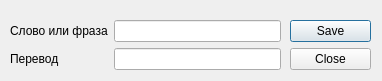
AlexandrShcherbakov/flash_cards, file add_word.ui: the form before one commit.
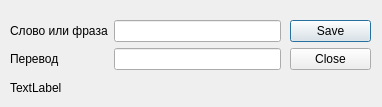
The form after the commit.

Commit message: Add status to add word dialog

Diff of the .ui file:
```diff
--- a/add_word.ui
+++ b/add_word.ui
@@ -7,7 +7,7 @@
     <x>0</x>
     <y>0</y>
     <width>382</width>
-    <height>81</height>
+    <height>107</height>
    </rect>
   </property>
   <property name="windowTitle">
@@ -61,6 +61,19 @@
     </item>
    </layout>
   </widget>
+  <widget class="QLabel" name="status_label">
+   <property name="geometry">
+    <rect>
+     <x>10</x>
+     <y>80</y>
+     <width>361</width>
+     <height>16</height>
+    </rect>
+   </property>
+   <property name="text">
+    <string>TextLabel</string>
+   </property>
+  </widget>
  </widget>
  <resources/>
  <connections>
```
The commit also changes 2 other files.
